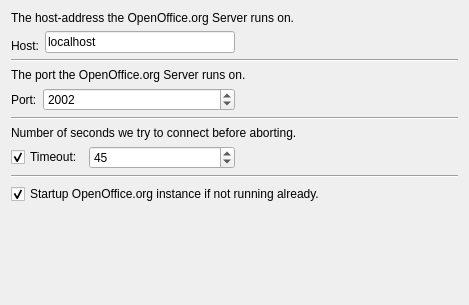
This is kword/plugins/scripting/scripts/ooimportconfig.ui in KDE/calligra as Qt 5 draws it before an edit. The edited form follows.
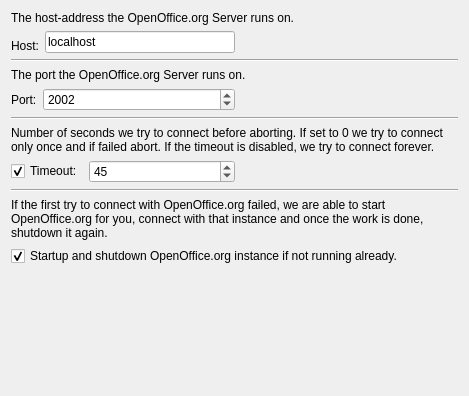
This is the edited form.

```diff
--- a/kword/plugins/scripting/scripts/ooimportconfig.ui
+++ b/kword/plugins/scripting/scripts/ooimportconfig.ui
@@ -6,7 +6,7 @@
     <x>0</x>
     <y>0</y>
     <width>469</width>
-    <height>305</height>
+    <height>396</height>
    </rect>
   </property>
   <property name="windowTitle" >
@@ -144,7 +144,7 @@
        <item>
         <widget class="QLabel" name="label_5" >
          <property name="text" >
-          <string>Number of seconds we try to connect before aborting.</string>
+          <string>Number of seconds we try to connect before aborting. If set to 0 we try to connect only once and if failed abort. If the timeout is disabled, we try to connect forever.</string>
          </property>
          <property name="wordWrap" >
           <bool>true</bool>
@@ -208,14 +208,28 @@
       </widget>
      </item>
      <item>
+      <layout class="QVBoxLayout" >
+       <item>
+        <widget class="QLabel" name="label_6" >
+         <property name="text" >
+          <string>If the first try to connect with OpenOffice.org failed, we are able to start OpenOffice.org for you, connect with that instance and once the work is done, shutdown it again.</string>
+         </property>
+         <property name="wordWrap" >
+          <bool>true</bool>
+         </property>
+        </widget>
+       </item>
+       <item>
       <widget class="QCheckBox" name="startupCheckBox" >
        <property name="text" >
-        <string>Startup OpenOffice.org instance if not running already.</string>
+          <string>Startup and shutdown OpenOffice.org instance if not running already.</string>
        </property>
        <property name="checked" >
         <bool>true</bool>
        </property>
       </widget>
+       </item>
+      </layout>
      </item>
      <item>
       <spacer>
```
Lines whose indentation alone changed are shown as unchanged.
